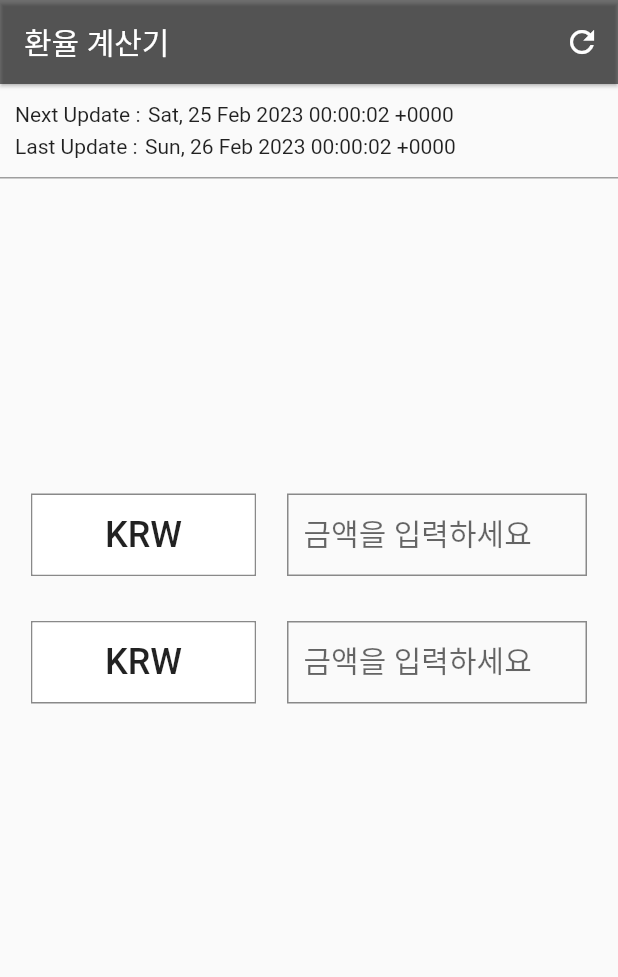
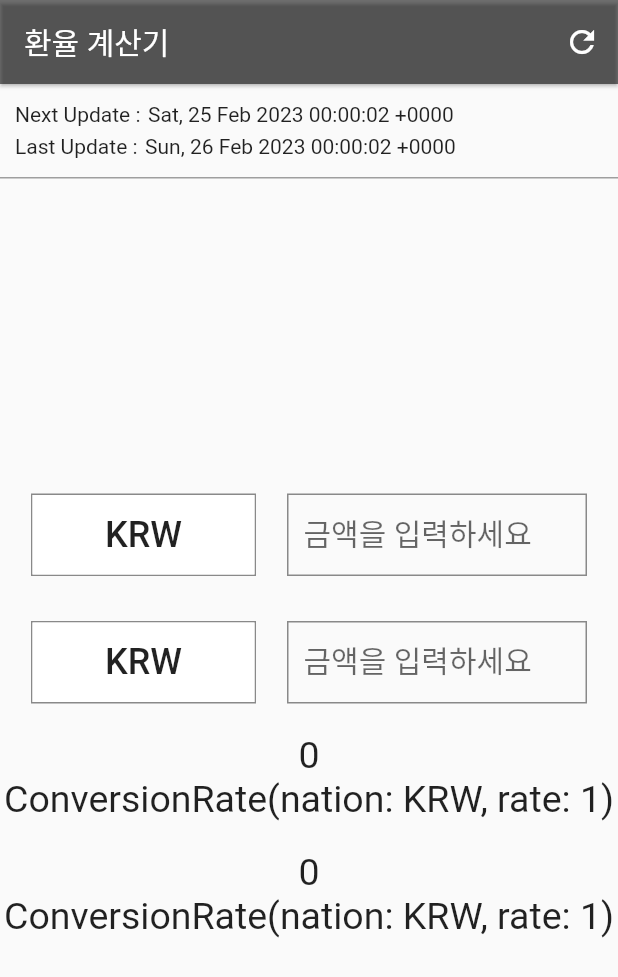
Before and after one commit to wyongjae/currency_info_app_practice, a Flutter app: the screen it shows after launch, on a phone screen of 412 x 824 dp. Shown: the top 977 px of the screen. Run offline on Flutter 3.47's test engine with Material 2 defaults, Android fonts, the phone set to English and light mode, and no system bars; our stand-ins replace freezed_annotation; generated files the repository leaves out were written again.

Commit message:
1. Add: another changeTextField method (changeSecondTextField)

```diff
--- a/lib/presentation/currency_screen/currency_screen.dart
+++ b/lib/presentation/currency_screen/currency_screen.dart
@@ -185,7 +185,9 @@ class _CurrencyScreenState extends State<CurrencyScreen> {
                   controller: _controller1,
                   keyboardType: TextInputType.number,
                   onChanged: (text) {
-                    viewModel.changeTextField(text);
+                    // 반대로 했을 때는 작동이 안 되는데 무슨 차이 ??
+                    _controller2.text = text;
+                    viewModel.changeFirstTextField(text);
                   },
                   decoration: const InputDecoration(
                     contentPadding: EdgeInsets.all(10),
@@ -239,7 +241,10 @@ class _CurrencyScreenState extends State<CurrencyScreen> {
                                     InkWell(
                                       splashColor: Colors.black38,
                                       onTap: () {
-                                        viewModel.setNation2(conversionRate);
+                                        viewModel.setNation2(
+                                          conversionRate,
+                                          _controller2.text,
+                                        );
                                         Navigator.pop(context);
                                       },
                                       child: ListTile(
@@ -287,7 +292,8 @@ class _CurrencyScreenState extends State<CurrencyScreen> {
                   controller: _controller2,
                   keyboardType: TextInputType.number,
                   onChanged: (text) {
-                    viewModel.changeTextField(text);
+                    _controller1.text = text;
+                    viewModel.changeSecondTextField(text);
                   },
                   decoration: const InputDecoration(
                     contentPadding: EdgeInsets.all(10),
@@ -298,6 +304,44 @@ class _CurrencyScreenState extends State<CurrencyScreen> {
               ),
             ],
           ),
+          const SizedBox(
+            height: 20,
+          ),
+          Flexible(
+            child: Text(
+              '${viewModel.state.exchangeRate}',
+              style: const TextStyle(
+                fontSize: 25,
+              ),
+            ),
+          ),
+          Flexible(
+            child: Text(
+              '${viewModel.state.conversionRate}',
+              style: const TextStyle(
+                fontSize: 25,
+              ),
+            ),
+          ),
+          const SizedBox(
+            height: 20,
+          ),
+          Flexible(
+            child: Text(
+              '${viewModel.state.exchangeRate2}',
+              style: const TextStyle(
+                fontSize: 25,
+              ),
+            ),
+          ),
+          Flexible(
+            child: Text(
+              '${viewModel.state.conversionRate2}',
+              style: const TextStyle(
+                fontSize: 25,
+              ),
+            ),
+          ),
         ],
       ),
     );
--- a/lib/presentation/currency_screen/currency_state.dart
+++ b/lib/presentation/currency_screen/currency_state.dart
@@ -12,6 +12,7 @@ class CurrencyState with _$CurrencyState {
     required ConversionRate conversionRate,
     required ConversionRate conversionRate2,
     @Default(0) num exchangeRate,
+    @Default(0) num exchangeRate2,
     Currency? currency,
     @Default([]) List<ConversionRate> conversionRates,
   }) = _CurrencyState;
```
Also changed, not shown: lib/presentation/currency_screen/currency_view_model.dart (+21 -10 lines).
